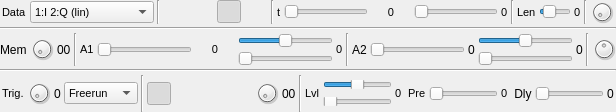
Old version of the form sdrbase/gui/glscopegui.ui in the repository f4exb/sdrangel.
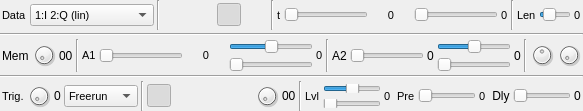
New version of the form. Icons and pictures are not drawn. Custom widgets are drawn as their Qt base class.

```diff
--- a/sdrbase/gui/glscopegui.ui
+++ b/sdrbase/gui/glscopegui.ui
@@ -6,8 +6,8 @@
    <rect>
     <x>0</x>
     <y>0</y>
-    <width>616</width>
-    <height>112</height>
+    <width>583</width>
+    <height>111</height>
    </rect>
   </property>
   <property name="windowTitle">
@@ -400,32 +400,6 @@
        </property>
       </widget>
      </item>
-     <item>
-      <widget class="Line" name="ampLine">
-       <property name="orientation">
-        <enum>Qt::Vertical</enum>
-       </property>
-      </widget>
-     </item>
-     <item>
-      <widget class="QDial" name="gridIntensity">
-       <property name="maximumSize">
-        <size>
-         <width>24</width>
-         <height>24</height>
-        </size>
-       </property>
-       <property name="toolTip">
-        <string>Grid intensity</string>
-       </property>
-       <property name="maximum">
-        <number>100</number>
-       </property>
-       <property name="pageStep">
-        <number>1</number>
-       </property>
-      </widget>
-     </item>
     </layout>
    </item>
    <item>
@@ -437,6 +411,15 @@
    </item>
    <item>
     <layout class="QHBoxLayout" name="row3Layout">
+     <property name="spacing">
+      <number>3</number>
+     </property>
+     <property name="leftMargin">
+      <number>2</number>
+     </property>
+     <property name="rightMargin">
+      <number>2</number>
+     </property>
      <item>
       <widget class="QLabel" name="memText">
        <property name="text">
@@ -719,6 +702,25 @@
        </property>
       </widget>
      </item>
+     <item>
+      <widget class="QDial" name="gridIntensity">
+       <property name="maximumSize">
+        <size>
+         <width>24</width>
+         <height>24</height>
+        </size>
+       </property>
+       <property name="toolTip">
+        <string>Grid intensity</string>
+       </property>
+       <property name="maximum">
+        <number>100</number>
+       </property>
+       <property name="pageStep">
+        <number>1</number>
+       </property>
+      </widget>
+     </item>
     </layout>
    </item>
    <item>
```
